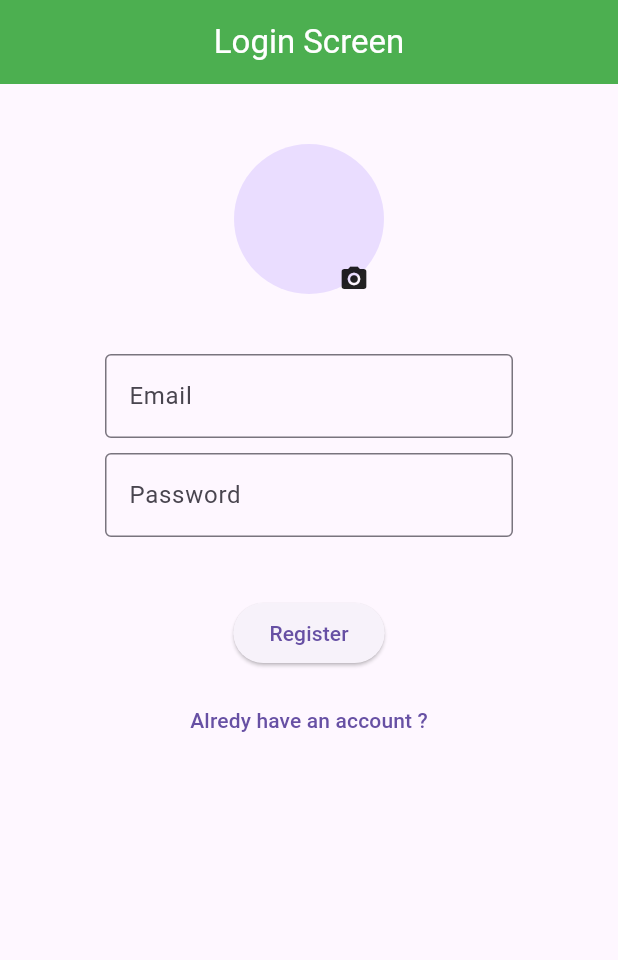
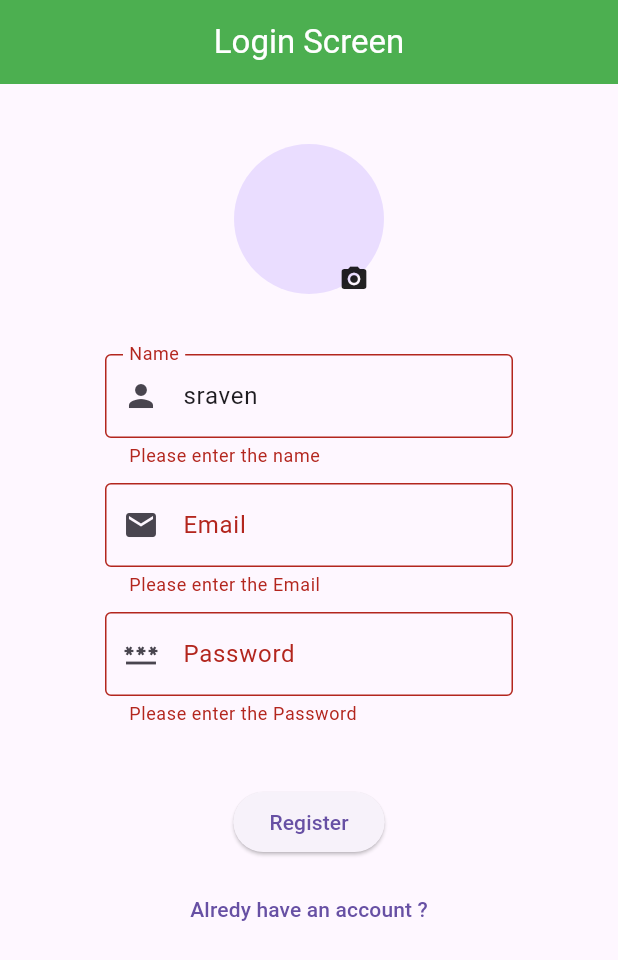
Before and after one commit to venkataramana1510/chatApp, a Flutter app: the screen it shows after launch, after a tap on "Register", on a phone screen of 412 x 824 dp. Shown: the top 960 px of the screen. Run offline on Flutter 3.47's test engine with Material 3 defaults, Android fonts, the phone set to English and light mode, and no system bars; our stand-ins replace image_picker.

```diff
--- a/lib/login_screen.dart
+++ b/lib/login_screen.dart
@@ -3,6 +3,7 @@
 import 'dart:io';
 
 import 'package:flutter/material.dart';
+import 'package:flutter/services.dart';
 import 'package:image_picker/image_picker.dart';
 
 class LoginScreen extends StatefulWidget {
@@ -13,7 +14,8 @@ class LoginScreen extends StatefulWidget {
 }
 
 XFile? pickedxFile;
-
+var _farmKey = GlobalKey<FormState>();
+   TextEditingController nameTextEditingController =TextEditingController();
 class _LoginScreenState extends State<LoginScreen> {
   @override
   Widget build(BuildContext context) {
@@ -21,9 +23,11 @@ class _LoginScreenState extends State<LoginScreen> {
       appBar: AppBar(
         title: Text("Login Screen", style: TextStyle(color: Colors.white)),
         centerTitle: true,
-        backgroundColor: Colors.green,
+        backgroundColor: const Color.fromRGBO(76, 175, 80, 1),
       ),
       body: SingleChildScrollView(
+        child: Form(
+          key: _farmKey,
           child: Column(
             children: [
               SizedBox(height: 40),
@@ -34,7 +38,6 @@ class _LoginScreenState extends State<LoginScreen> {
                         ? CircleAvatar(
                             radius: 50,
                             backgroundImage: FileImage(File(pickedxFile!.path)),
-
                           )
                         : CircleAvatar(radius: 50),
 
@@ -66,15 +69,49 @@ class _LoginScreenState extends State<LoginScreen> {
                 child: Column(
                   children: [
                     TextFormField(
+                      validator: (value) {
+                        if (value!.isEmpty) {
+                          return "Please enter the name";
+                        }
+                        return null;
+                      },
+                      controller: nameTextEditingController,
+                      onChanged: (value) {
+
+                      },
+                      decoration: InputDecoration(
+                        hintText: "Enter Your name",
+                        prefixIcon: Icon(Icons.person),
+                        label: Text("Name"),
+                        border: OutlineInputBorder(),
+                      ),
+                    ),
+                    SizedBox(height: 10),
+                    TextFormField(
+                      validator: (value) {
+                        if (value!.isEmpty) {
+                          return "Please enter the Email";
+                        }
+                        return null;
+                      },
                       decoration: InputDecoration(
                         hintText: "Enter Your Email",
+                        prefixIcon: Icon(Icons.mail),
                         label: Text("Email"),
                         border: OutlineInputBorder(),
                       ),
                     ),
                     SizedBox(height: 10),
+
                     TextFormField(
+                      validator: (value) {
+                        if (value!.isEmpty) {
+                          return "Please enter the Password";
+                        }
+                        return null;
+                      },
                       decoration: InputDecoration(
+                        prefixIcon: Icon(Icons.password),
                         hintText: "Enter Your Password",
                         label: Text("Password"),
                         border: OutlineInputBorder(),
@@ -84,7 +121,13 @@ class _LoginScreenState extends State<LoginScreen> {
                 ),
               ),
               SizedBox(height: 40),
-            ElevatedButton(onPressed: () {}, child: Text("Register")),
+              ElevatedButton(
+                onPressed: () {
+                  _farmKey.currentState!.validate();
+                  nameTextEditingController.text ="sraven";
+                },
+                child: Text("Register"),
+              ),
               SizedBox(height: 10),
               TextButton(
                 onPressed: () {},
@@ -93,6 +136,7 @@ class _LoginScreenState extends State<LoginScreen> {
             ],
           ),
         ),
+      ),
     );
   }
 }
--- a/pubspec.yaml
+++ b/pubspec.yaml
@@ -35,6 +35,7 @@ dependencies:
   # Use with the CupertinoIcons class for iOS style icons.
   cupertino_icons: ^1.0.8
   image_picker: ^1.2.0
+  fluttertoast: ^9.0.0
 
 dev_dependencies:
   flutter_test:
```
Also changed, not shown: pubspec.lock. Lines whose indentation alone changed are shown as unchanged.
